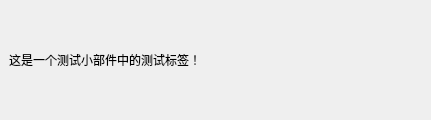
Old version of the form miniSlicer/Slicer/Utilities/Templates/Modules/LoadableCustomMarkups/Widgets/Resources/UI/qMRMLMarkupsTestLineWidget.ui in the repository jiaqiwang969/Slicer.
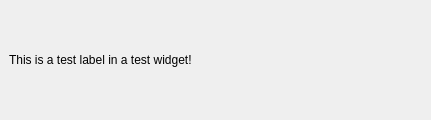
New version of the form. Custom widgets are drawn as their Qt base class.

```diff
--- a/miniSlicer/Slicer/Utilities/Templates/Modules/LoadableCustomMarkups/Widgets/Resources/UI/qMRMLMarkupsTestLineWidget.ui
+++ b/miniSlicer/Slicer/Utilities/Templates/Modules/LoadableCustomMarkups/Widgets/Resources/UI/qMRMLMarkupsTestLineWidget.ui
@@ -28,7 +28,7 @@
    <item>
     <widget class="ctkCollapsibleButton" name="lineTestCollapsibleButton" native="true">
      <property name="text" stdset="0">
-      <string>测试线设置</string>
+      <string>Test Line Settings</string>
      </property>
      <property name="checked" stdset="0">
       <bool>false</bool>
@@ -46,7 +46,7 @@
       <item row="0" column="0">
        <widget class="QLabel" name="qMRMLMarkupsTestLineWidgetLabel">
         <property name="text">
-         <string>这是一个测试小部件中的测试标签！</string>
+         <string>This is a test label in a test widget!</string>
         </property>
        </widget>
       </item>
```
Left out of the diff: 7 changed lines with no effect on the pictures.
